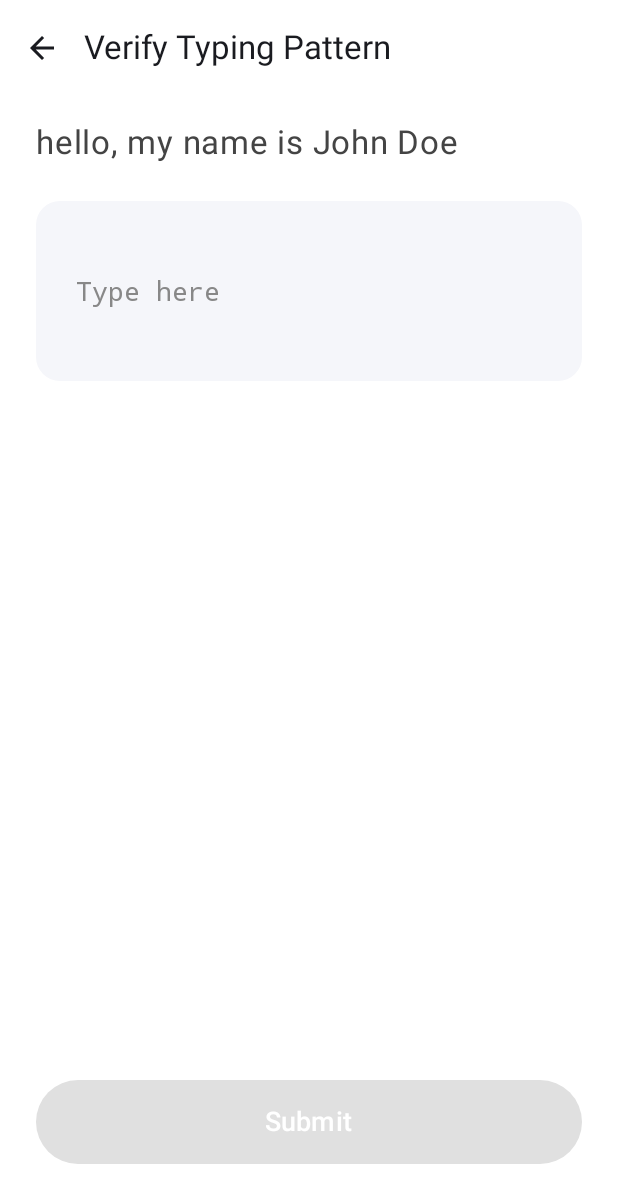
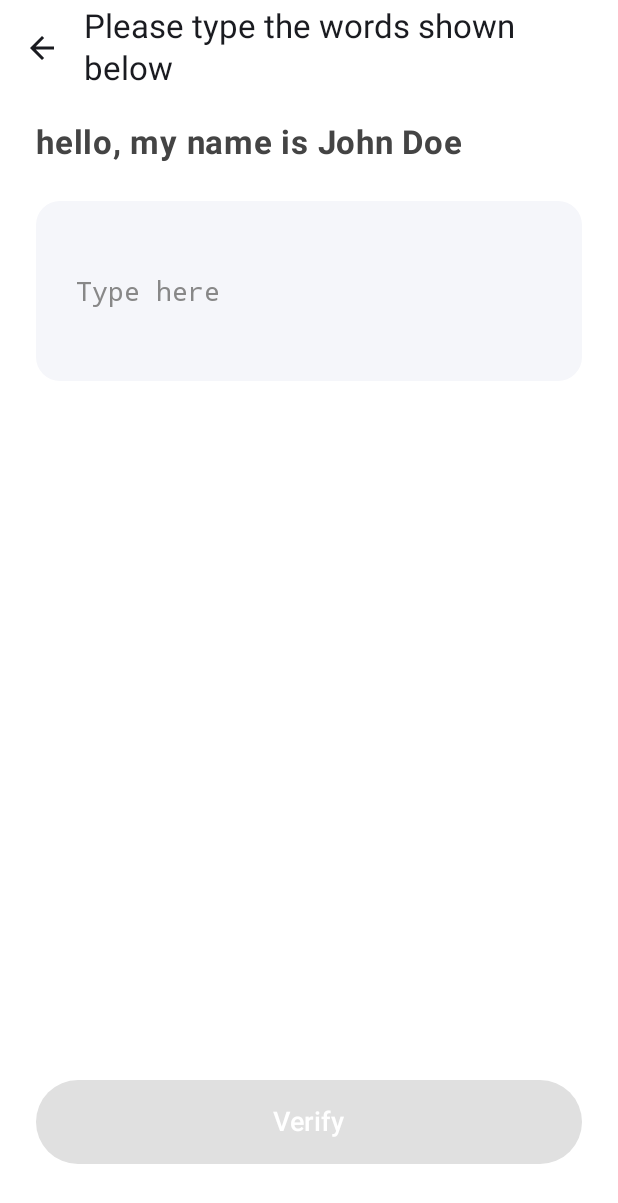
Before and after one commit to wimika-rms/MoneyGuard-SDK-and-Sample-Bank-app, an Android app built with Jetpack Compose: the composable TypingPatternVerificationScreen shown on its own in the app's theme, on a phone screen of 412 x 824 dp. Shown: the top 1203 px of the screen. Run offline under Robolectric (Android 15) with nearby library versions, the phone set to English and light mode, and no system bars; libraries missing offline, so code that uses them is left out: ng.wimika.moneyguard_sdk; 11 statements that could not run were skipped.

Commit message:
making typing pattern text bold

```diff
--- a/app/src/main/java/ng/wimika/samplebankapp/ui/screens/LoginScreen.kt
+++ b/app/src/main/java/ng/wimika/samplebankapp/ui/screens/LoginScreen.kt
@@ -366,7 +366,7 @@ fun LoginScreen(
                     )
                     Spacer(modifier = Modifier.height(8.dp))
                     Text(
-                        text = "v0.3.6",
+                        text = "v0.3.8",
                         color = Color.Gray,
                         fontSize = 14.sp,
                         modifier = Modifier.align(Alignment.CenterHorizontally)
--- a/app/src/main/java/ng/wimika/samplebankapp/ui/screens/TypingPatternEnrollmentScreen.kt
+++ b/app/src/main/java/ng/wimika/samplebankapp/ui/screens/TypingPatternEnrollmentScreen.kt
@@ -135,7 +135,7 @@ fun TypingPatternScreen(
                     .imePadding()
             ) {
                 MultiStepProgressBar(currentStep, totalSteps, Modifier.padding(top = 16.dp, bottom = 32.dp))
-                Text(textToType, fontSize = 22.sp, lineHeight = 30.sp, color = Color.DarkGray, modifier = Modifier.padding(bottom = 24.dp))
+                Text(textToType, fontSize = 22.sp, lineHeight = 30.sp, color = Color.DarkGray, fontWeight = FontWeight.Bold, modifier = Modifier.padding(bottom = 24.dp))
 
                 AndroidView(
                     factory = { ctx ->
--- a/app/src/main/java/ng/wimika/samplebankapp/ui/screens/TypingPatternVerificationScreen.kt
+++ b/app/src/main/java/ng/wimika/samplebankapp/ui/screens/TypingPatternVerificationScreen.kt
@@ -94,7 +94,7 @@ fun TypingPatternVerificationScreen(
     Scaffold(
         topBar = {
             TopAppBar(
-                title = { Text("Verify Typing Pattern") },
+                title = { Text("Please type the words shown below") },
                 navigationIcon = {
                     IconButton(onClick = {
                         scope.launch {
@@ -118,7 +118,7 @@ fun TypingPatternVerificationScreen(
                 .imePadding()
         ) {
             Spacer(modifier = Modifier.height(16.dp))
-            Text(textToType, fontSize = 22.sp, lineHeight = 30.sp, color = Color.DarkGray, modifier = Modifier.padding(bottom = 24.dp))
+            Text(textToType, fontSize = 22.sp, lineHeight = 30.sp, color = Color.DarkGray, fontWeight = FontWeight.Bold, modifier = Modifier.padding(bottom = 24.dp))
 
             AndroidView(
                 factory = { ctx ->
@@ -187,7 +187,7 @@ fun TypingPatternVerificationScreen(
                 if (isLoading) {
                     CircularProgressIndicator(Modifier.size(24.dp), color = Color.White, strokeWidth = 2.dp)
                 } else {
-                    Text("Submit", color = Color.White, fontSize = 18.sp, fontWeight = FontWeight.SemiBold)
+                    Text("Verify", color = Color.White, fontSize = 18.sp, fontWeight = FontWeight.SemiBold)
                 }
             }
             Spacer(modifier = Modifier.height(48.dp))
```
